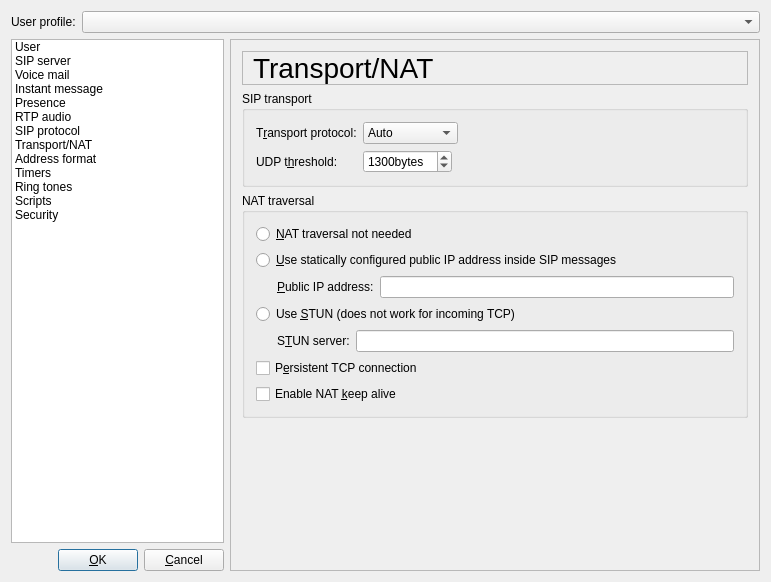
Qt form src/gui/userprofileform.ui (LubosD/twinkle) before a commit.
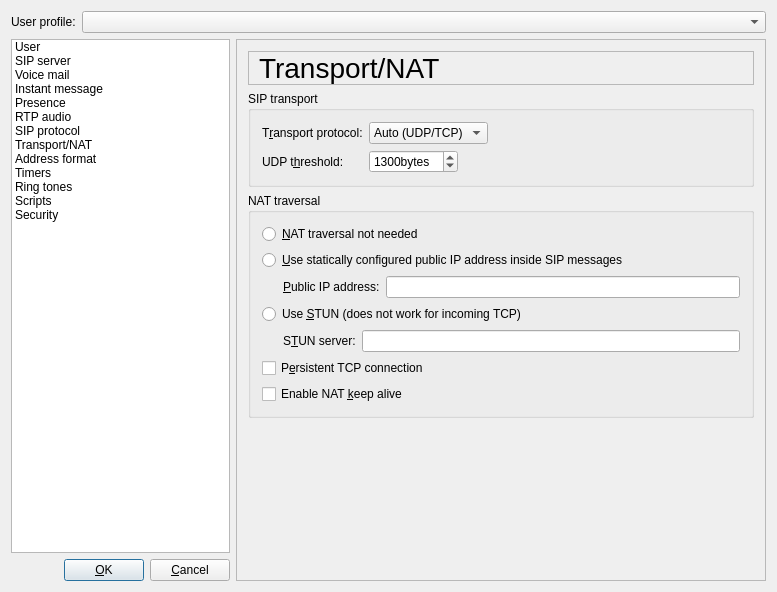
The same form after that commit. The open tabs and pages were chosen to show the change. Icons and pictures are not drawn.

```diff
--- a/src/gui/userprofileform.ui
+++ b/src/gui/userprofileform.ui
@@ -6,8 +6,8 @@
    <rect>
     <x>0</x>
     <y>0</y>
-    <width>771</width>
-    <height>582</height>
+    <width>777</width>
+    <height>592</height>
    </rect>
   </property>
   <property name="windowTitle">
@@ -2708,7 +2708,7 @@
             </property>
             <item>
              <property name="text">
-              <string>Auto</string>
+              <string>Auto (UDP/TCP)</string>
              </property>
             </item>
             <item>
```
